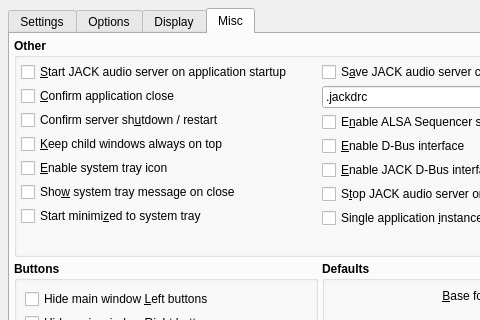
rncbc/qjackctl, file src/qjackctlSetupForm.ui: the form before one commit; both pictures show x 0 to 480 and y 0 to 320 of the 640 by 520 pixel window.
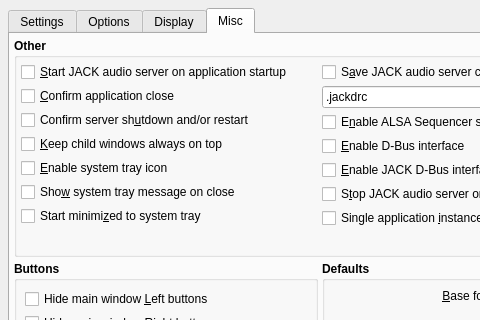
The form after the commit. The open tabs and pages were chosen to show the change. Icons and pictures are not drawn. Custom widgets are drawn as their Qt base class.

Commit message: - Whether to restart the JACK audio server is reset to off by default.

What changed in the file:
```diff
--- a/src/qjackctlSetupForm.ui
+++ b/src/qjackctlSetupForm.ui
@@ -3438,7 +3438,7 @@
                <string>Whether to ask for confirmation on JACK audio server shutdown / restart</string>
               </property>
               <property name="text">
-               <string>Confirm server sh&amp;utdown / restart</string>
+               <string>Confirm server sh&amp;utdown and/or restart</string>
               </property>
              </widget>
             </item>
```
Left out of the diff: 2 changed lines with no effect on the pictures. The commit also changes 10 other files.
